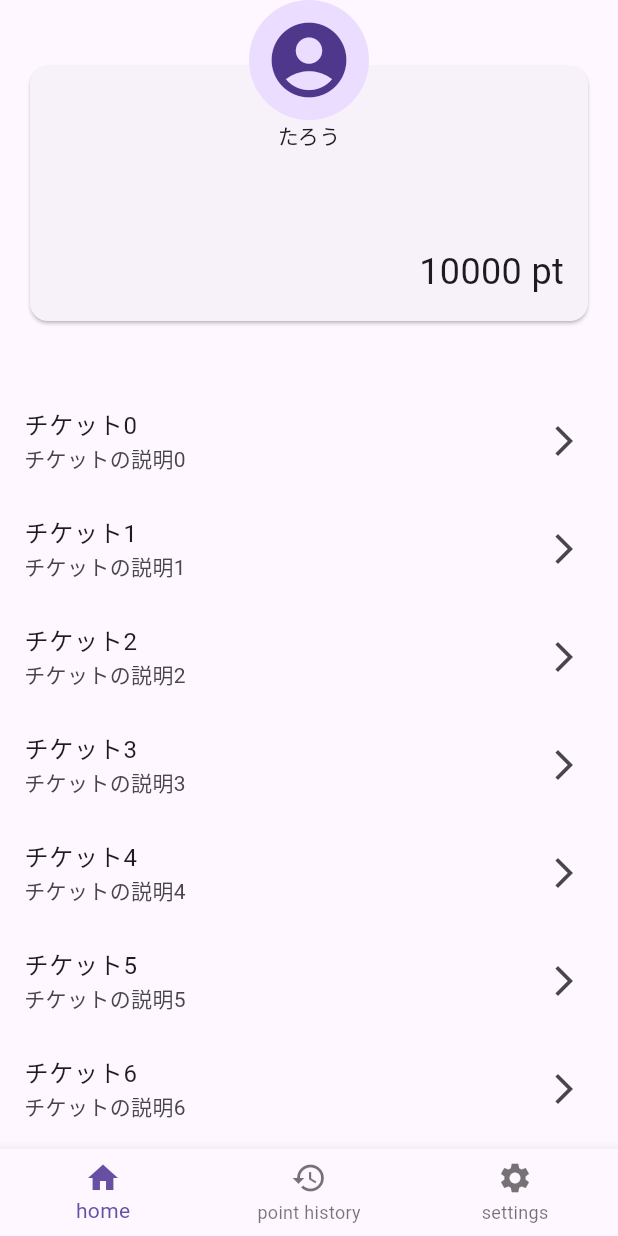
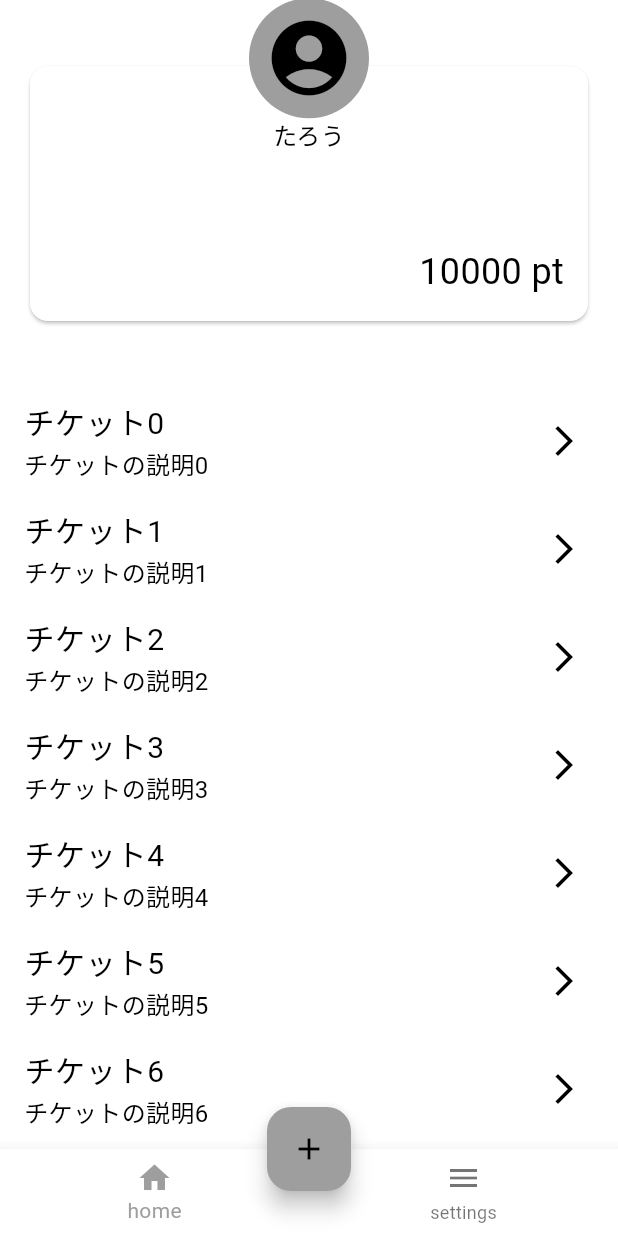
Before and after one commit to sinjikoro/point_treat, a Flutter app: the screen it shows after launch, on a phone screen of 412 x 824 dp. Run offline on Flutter 3.47's test engine with Material 3 defaults, Android fonts, the phone set to English and light mode, and no system bars; drawn by our look-alikes of flutter_slidable; our stand-ins replace go_router.

Commit message:
edit home

```diff
--- a/lib/main.dart
+++ b/lib/main.dart
@@ -1,5 +1,6 @@
 import 'package:flutter/material.dart';
 import 'package:point_treat/presentation/routes/routes.dart';
+import 'package:point_treat/presentation/theme/default_theme.dart';
 
 void main() {
   runApp(const MainApp());
@@ -13,10 +14,7 @@ class MainApp extends StatelessWidget {
   @override
   Widget build(BuildContext context) {
     return MaterialApp.router(
-      theme: ThemeData(
-        primarySwatch: Colors.blue,
-        visualDensity: VisualDensity.adaptivePlatformDensity,
-      ),
+      theme: defaultTheme,
       routerConfig: router,
     );
   }
--- a/lib/presentation/routes/routes.dart
+++ b/lib/presentation/routes/routes.dart
@@ -1,49 +1,47 @@
 import 'package:go_router/go_router.dart';
 import 'package:point_treat/presentation/routes/paths.dart';
 import 'package:point_treat/presentation/view/children_list/children_list_view.dart';
+import 'package:point_treat/presentation/view/main_menu/main_menu_view.dart';
 import 'package:point_treat/presentation/view/point_history/point_history_view.dart';
-import 'package:point_treat/presentation/view/settings/settings_view.dart';
 import 'package:point_treat/presentation/view/top/top_view.dart';
 import 'package:point_treat/presentation/view/treat_list/treat_list_view.dart';
-import 'package:point_treat/presentation/widgets/scaffold_with_bottomnavi.dart';
+import 'package:point_treat/presentation/widgets/default_scaffold.dart';
 
 /// Router configuration.
 final router = GoRouter(
   routes: <RouteBase>[
     StatefulShellRoute.indexedStack(
       builder: (context, state, navigationShell) =>
-          ScaffoldWithBottomnavi(navigationShell),
+          DefaultScaffold(navigationShell),
       branches: <StatefulShellBranch>[
         // 1st branch : Top
         StatefulShellBranch(
           routes: <RouteBase>[
             GoRoute(
-              path: Paths.top,
+              path: '/', // initial route
               builder: (_, __) => const TopView(),
             ),
           ],
         ),
-        // 2nd branch : Point history
+        // 2nd branch : Settings
         StatefulShellBranch(
           routes: <RouteBase>[
             GoRoute(
-              path: Paths.pointHistory,
-              builder: (_, __) => const PointHisotryView(),
-            ),
-          ],
-        ),
-        // 3rd branch : Settings
-        StatefulShellBranch(
-          routes: <RouteBase>[
-            GoRoute(
-              path: Paths.settings,
-              builder: (_, __) => const SettingsView(),
+              path: '/${Paths.mainMenu}',
+              builder: (_, __) => const MainMenuView(),
               routes: <RouteBase>[
                 GoRoute(
+                  name: Paths.pointHistory,
+                  path: Paths.pointHistory,
+                  builder: (_, __) => const PointHisotryView(),
+                ),
+                GoRoute(
+                  name: Paths.childrenList,
                   path: Paths.childrenList,
                   builder: (_, __) => const ChildrenListView(),
                 ),
                 GoRoute(
+                  name: Paths.treatList,
                   path: Paths.treatList,
                   builder: (_, __) => const TreatListView(),
                 ),
--- /dev/null
+++ b/lib/presentation/view/top/parts/ticket_list.dart
@@ -0,0 +1,47 @@
+import 'package:flutter/material.dart';
+import 'package:flutter_slidable/flutter_slidable.dart';
+
+/// Ticket list.
+class TicketList extends StatelessWidget {
+  /// Default constructor for the [TicketList].
+  const TicketList({super.key});
+
+  @override
+  Widget build(BuildContext context) {
+    return Expanded(
+      child: ListView.builder(
+        itemBuilder: (context, index) {
+          return Slidable(
+            endActionPane: const ActionPane(
+              motion: ScrollMotion(),
+              children: [
+                _SlidableAction(),
+              ],
+            ),
+            child: ListTile(
+              title: Text('チケット$index'),
+              subtitle: Text('チケットの説明$index'),
+              trailing: const Icon(Icons.arrow_forward_ios),
+            ),
+          );
+        },
+        itemCount: 10,
+      ),
+    );
+  }
+}
+
+class _SlidableAction extends StatelessWidget {
+  const _SlidableAction();
+
+  @override
+  Widget build(BuildContext context) {
+    return const SlidableAction(
+      onPressed: null,
+      backgroundColor: Colors.green,
+      foregroundColor: Colors.white,
+      icon: Icons.check,
+      label: 'check',
+    );
+  }
+}
--- a/lib/presentation/view/top/top_view.dart
+++ b/lib/presentation/view/top/top_view.dart
@@ -1,6 +1,6 @@
 import 'package:flutter/material.dart';
-import 'package:point_treat/presentation/view/top/widgets/account_card.dart';
-import 'package:point_treat/presentation/view/top/widgets/ticket_list.dart';
+import 'package:point_treat/presentation/view/top/parts/account_card.dart';
+import 'package:point_treat/presentation/view/top/parts/ticket_list.dart';
 
 /// top view.
 class TopView extends StatelessWidget {
@@ -9,16 +9,11 @@ class TopView extends StatelessWidget {
 
   @override
   Widget build(BuildContext context) {
-    return const Scaffold(
-      // ToDo: SafeAreaを毎画面書くのは面倒なので、mixin等で共通化したい
-      body: SafeArea(
-        child: Column(
-          children: [
-            AccountCard(accountName: 'たろう', point: 10000),
-            TicketList(),
-          ],
-        ),
-      ),
+    return const Column(
+      children: [
+        AccountCard(accountName: 'たろう', point: 10000),
+        TicketList(),
+      ],
     );
   }
 }
--- a/lib/presentation/view/top/widgets/ticket_list.dart
+++ /dev/null
@@ -1,23 +0,0 @@
-import 'package:flutter/material.dart';
-
-/// Ticket list.
-class TicketList extends StatelessWidget {
-  /// Default constructor for the [TicketList].
-  const TicketList({super.key});
-
-  @override
-  Widget build(BuildContext context) {
-    return Expanded(
-      child: ListView.builder(
-        itemBuilder: (context, index) {
-          return ListTile(
-            title: Text('チケット$index'),
-            subtitle: Text('チケットの説明$index'),
-            trailing: const Icon(Icons.arrow_forward_ios),
-          );
-        },
-        itemCount: 10,
-      ),
-    );
-  }
-}
--- a/lib/presentation/view/treat_list/treat_list_view.dart
+++ b/lib/presentation/view/treat_list/treat_list_view.dart
@@ -7,6 +7,8 @@ class TreatListView extends StatelessWidget {
 
   @override
   Widget build(BuildContext context) {
-    return const Placeholder();
+    return const Center(
+      child: Text('Treat List'),
+    );
   }
 }
--- /dev/null
+++ b/lib/presentation/widgets/default_scaffold.dart
@@ -0,0 +1,64 @@
+import 'package:flutter/material.dart';
+import 'package:go_router/go_router.dart';
+import 'package:point_treat/presentation/widgets/task_modal.dart';
+
+/// Default Scaffold for the app.
+class DefaultScaffold extends StatelessWidget {
+  /// Constructor.
+  const DefaultScaffold(this.navigationShell, {super.key});
+
+  /// Navigation shell.
+  final StatefulNavigationShell navigationShell;
+
+  @override
+  Widget build(BuildContext context) {
+    return Scaffold(
+      body: SafeArea(child: navigationShell),
+      bottomNavigationBar: BottomNavigationBar(
+        currentIndex: navigationShell.currentIndex,
+        items: const [
+          BottomNavigationBarItem(
+            icon: Icon(Icons.home),
+            label: 'home',
+          ),
+          BottomNavigationBarItem(
+            icon: Icon(Icons.menu),
+            label: 'settings',
+          ),
+        ],
+        onTap: _onTap,
+      ),
+      floatingActionButton: const _FloatingActionButton(),
+      floatingActionButtonLocation: FloatingActionButtonLocation.centerDocked,
+    );
+  }
+
+  void _onTap(int index) {
+    navigationShell.goBranch(
+      index,
+      initialLocation: index == navigationShell.currentIndex,
+    );
+  }
+}
+
+/// Floating action button.
+class _FloatingActionButton extends StatelessWidget {
+  const _FloatingActionButton();
+
+  @override
+  Widget build(BuildContext context) {
+    return FloatingActionButton(
+      onPressed: () => _showModal(context),
+      child: const Icon(Icons.add),
+    );
+  }
+
+  void _showModal(BuildContext context) {
+    showModalBottomSheet<void>(
+      context: context,
+      builder: (BuildContext context) {
+        return const TaskModal();
+      },
+    );
+  }
+}
--- a/lib/presentation/widgets/scaffold_with_bottomnavi.dart
+++ /dev/null
@@ -1,43 +0,0 @@
-import 'package:flutter/material.dart';
-import 'package:go_router/go_router.dart';
-
-/// Bottom navigation bar scaffold.
-class ScaffoldWithBottomnavi extends StatelessWidget {
-  /// Constructor.
-  const ScaffoldWithBottomnavi(this.navigationShell, {super.key});
-
-  /// Navigation shell.
-  final StatefulNavigationShell navigationShell;
-
-  @override
-  Widget build(BuildContext context) {
-    return Scaffold(
-      body: navigationShell,
-      bottomNavigationBar: BottomNavigationBar(
-        currentIndex: navigationShell.currentIndex,
-        items: const [
-          BottomNavigationBarItem(
-            icon: Icon(Icons.home),
-            label: 'home',
-          ),
-          BottomNavigationBarItem(
-            icon: Icon(Icons.history),
-            label: 'point history',
-          ),
-          BottomNavigationBarItem(
-            icon: Icon(Icons.settings),
-            label: 'settings',
-          ),
-        ],
-        onTap: _onTap,
-      ),
-    );
-  }
-
-  void _onTap(int index) {
-    navigationShell.goBranch(
-      index,
-      initialLocation: index == navigationShell.currentIndex,
-    );
-  }
-}
--- a/pubspec.yaml
+++ b/pubspec.yaml
@@ -10,6 +10,7 @@ dependencies:
   flutter:
     sdk: flutter
   flutter_hooks: ^0.20.5
+  flutter_slidable: ^3.1.0
   go_router: ^14.1.0
   hooks_riverpod: ^2.5.1
   riverpod_annotation: ^2.3.5
```
Also changed, not shown: lib/presentation/routes/paths.dart (+3 -6 lines), lib/presentation/theme/default_theme.dart (added, +43 -0 lines), lib/presentation/view/main_menu/main_menu_view.dart (added, +42 -0 lines), lib/presentation/view/settings/settings_view.dart (deleted, +0 -31 lines), lib/presentation/view/top/widgets/treats_floating_action_button.dart (deleted, +0 -17 lines), lib/presentation/widgets/task_modal.dart (added, +52 -0 lines), lib/presentation/view/top/parts/account_card.dart (renamed from lib/presentation/view/top/widgets/account_card.dart), pubspec.lock.
